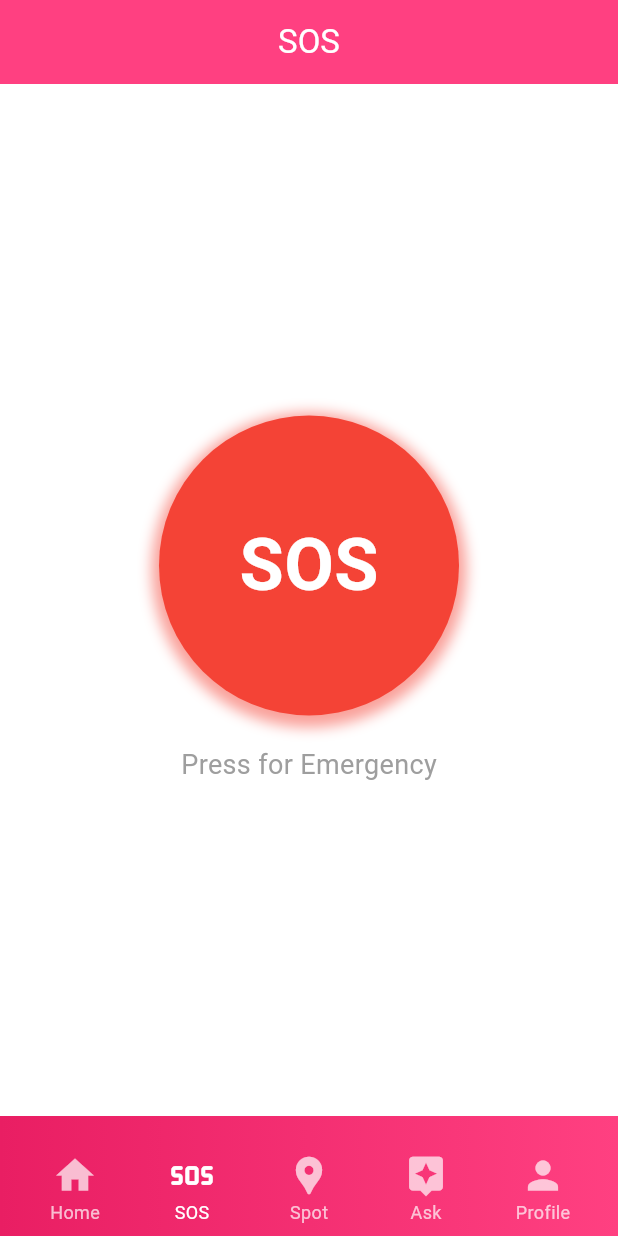
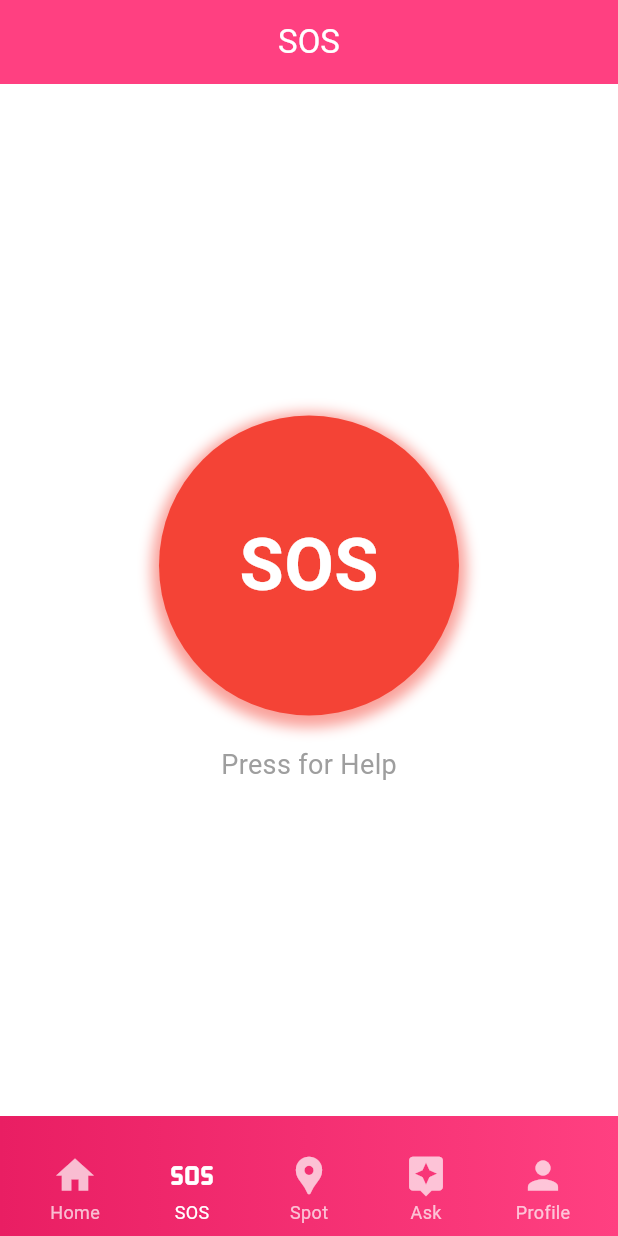
Before and after one commit to Matrix-Mesh/Sanrakshan360, a Flutter app: the screen it shows after launch, item 2 of the bottom bar chosen, on a phone screen of 412 x 824 dp. Run offline on Flutter 3.47's test engine with Material 3 defaults, Android fonts, the phone set to English and light mode, and no system bars; our stand-ins replace flutter_spinkit; missing offline and left inert: flutter_phone_direct_caller.

Commit message:
silly name change

```diff
--- a/lib/screens/sos_screen.dart
+++ b/lib/screens/sos_screen.dart
@@ -54,7 +54,7 @@ class SosScreen extends StatelessWidget {
             ),
             const SizedBox(height: 20),
             const Text(
-              'Press for Emergency',
+              'Press for Help',
               style: TextStyle(
                 fontSize: 18,
                 color: Colors.grey,
@@ -63,7 +63,6 @@ class SosScreen extends StatelessWidget {
           ],
         ),
       ),
-
     );
   }
 }
```
